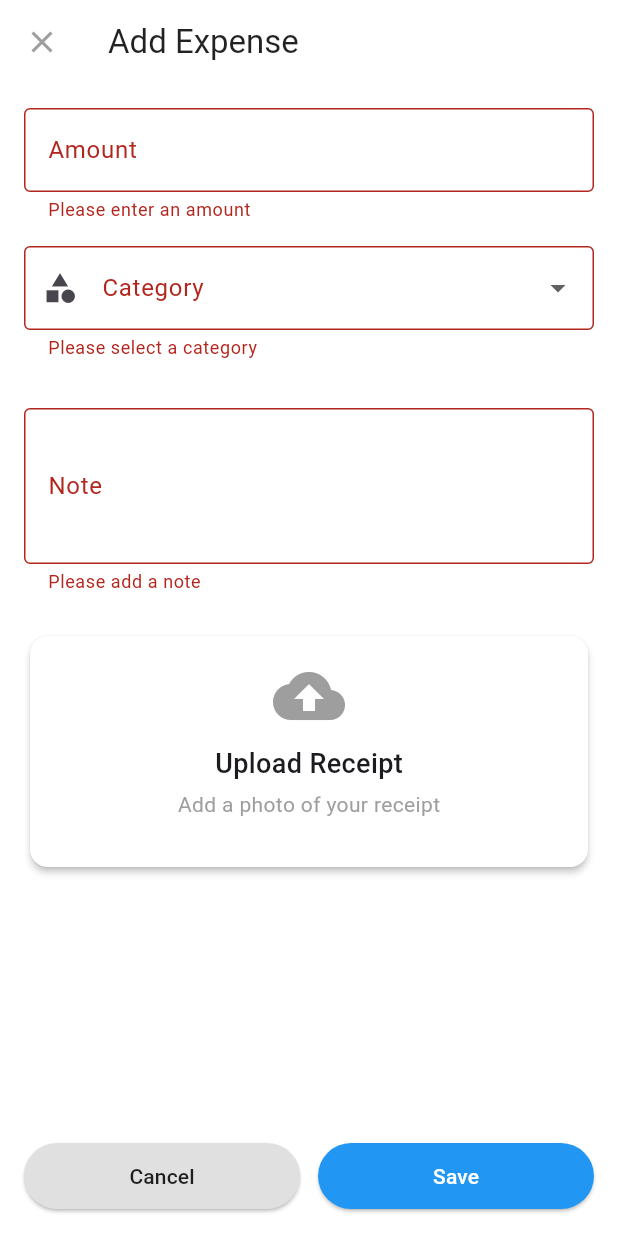
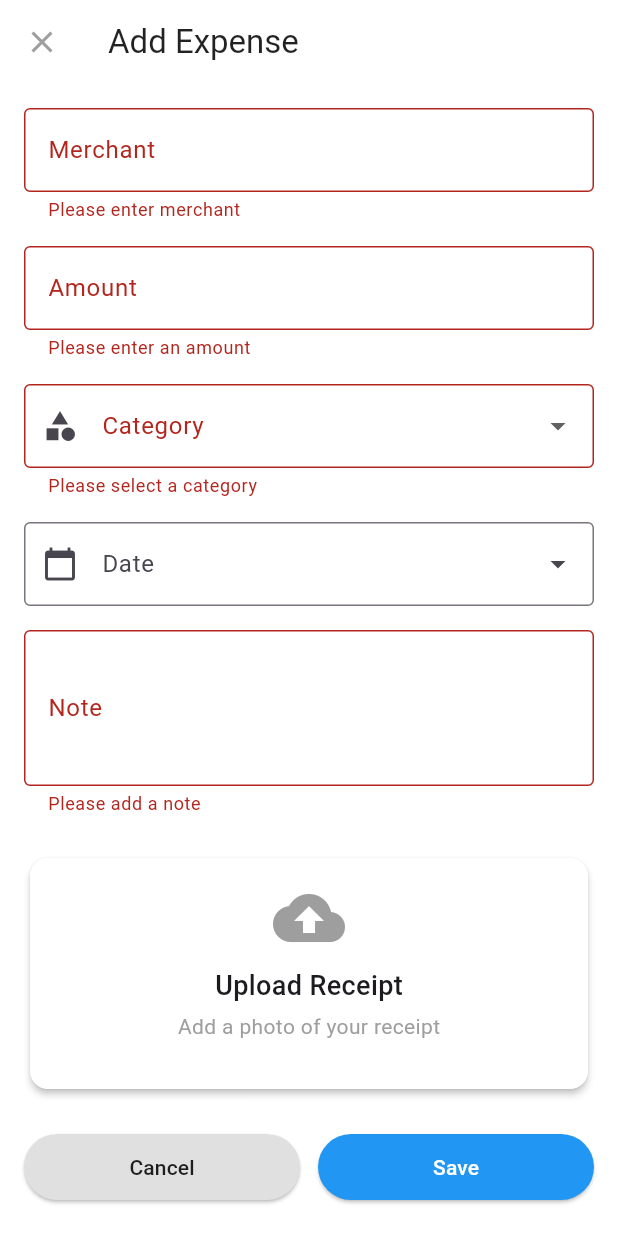
Before and after one commit to vprabhu/flutter-expense-tracker, a Flutter app: the AddExpenseScreen screen opened directly, after a tap on "Save", on a phone screen of 412 x 824 dp. Run offline on Flutter 3.47's test engine with Material 3 defaults, Android fonts, the phone set to English and light mode, and no system bars.

```diff
--- a/lib/app.dart
+++ b/lib/app.dart
@@ -13,6 +13,7 @@ class ExpensesApp extends StatelessWidget {
   Widget build(BuildContext context) {
     return MaterialApp(
       title: 'Expenses',
+      debugShowCheckedModeBanner: false,
       theme: ThemeData(
         primarySwatch: Colors.blue,
         scaffoldBackgroundColor: Colors.white,
--- a/lib/screens/add_expenses_screen.dart
+++ b/lib/screens/add_expenses_screen.dart
@@ -1,3 +1,4 @@
+import 'package:expense_tracker/model/expense.dart';
 import 'package:flutter/material.dart';
 
 // AddExpenseScreen: Full-screen modal for adding new expense
@@ -10,13 +11,13 @@ class AddExpenseScreen extends StatefulWidget {
 }
 
 class _AddExpenseScreenState extends State<AddExpenseScreen> {
-  final _formKey = GlobalKey<FormState>(); // For form validation
+  final _formKey = GlobalKey<FormState>();
+  final _merchantController = TextEditingController();
   final _amountController = TextEditingController();
   final _noteController = TextEditingController();
   String? _selectedCategory;
   DateTime? _selectedDate;
-  // File? _receiptImage; // For uploaded receipt image
-
+  // File? _receiptImage;
   // Categories for dropdown (matching design data)
   final List<String> _categories = ['Grocery', 'Gas', 'Movie', 'Electricity', 'Clothing'];
 
@@ -57,7 +58,7 @@ class _AddExpenseScreenState extends State<AddExpenseScreen> {
   }*/
 
   // Functionality: Save expense - validate form, then pop with success
-  void _saveExpense() {
+ /* void _saveExpense() {
     if (_formKey.currentState!.validate()) {
       // Simulate saving (in real app, add to database/list)
       ScaffoldMessenger.of(context).showSnackBar(
@@ -65,8 +66,22 @@ class _AddExpenseScreenState extends State<AddExpenseScreen> {
       );
       Navigator.of(context).pop(true); // Return true to trigger refresh in parent
     }
+  }*/
+  void _saveExpense() {
+    if (_formKey.currentState!.validate()) {
+      final newExpense = Expense(
+        title: _merchantController.text.trim(),
+        category: _selectedCategory!,
+        amount: double.parse(_amountController.text),
+        icon: Icons.shopping_bag, // Default; customize based on category
+        color: Colors.blue[300],
+        date: _selectedDate!,
+        note: _noteController.text.trim(),
+        // imagePath: _receiptImage?.path,
+      );
+      Navigator.of(context).pop(newExpense);
     }
-
+  }
   // Functionality: Cancel - pop without saving
   void _cancel() {
     Navigator.of(context).pop();
@@ -86,10 +101,21 @@ class _AddExpenseScreenState extends State<AddExpenseScreen> {
         padding: const EdgeInsets.all(16.0),
         child: Form(
           key: _formKey,
+          child: SingleChildScrollView(
             child: Column(
               crossAxisAlignment: CrossAxisAlignment.stretch,
               children: [
-              // Amount Field: TextFormField with $ prefix and numeric validation
+                // Merchant Field
+                TextFormField(
+                  controller: _merchantController,
+                  decoration: const InputDecoration(
+                    labelText: 'Merchant',
+                    border: OutlineInputBorder(),
+                  ),
+                  validator: (value) => value?.trim().isEmpty ?? true ? 'Please enter merchant' : null,
+                ),
+                const SizedBox(height: 16),
+                // Amount Field
                 TextFormField(
                   controller: _amountController,
                   keyboardType: TextInputType.numberWithOptions(decimal: true),
@@ -99,12 +125,9 @@ class _AddExpenseScreenState extends State<AddExpenseScreen> {
                     border: OutlineInputBorder(),
                   ),
                   validator: (value) {
-                  if (value == null || value.isEmpty) {
-                    return 'Please enter an amount';
-                  }
-                  if (double.tryParse(value) == null || double.parse(value) <= 0) {
-                    return 'Please enter a valid amount';
-                  }
+                    if (value == null || value.isEmpty) return 'Please enter an amount';
+                    final amt = double.tryParse(value);
+                    if (amt == null || amt <= 0) return 'Please enter a valid amount';
                     return null;
                   },
                 ),
@@ -117,31 +140,26 @@ class _AddExpenseScreenState extends State<AddExpenseScreen> {
                     prefixIcon: Icon(Icons.category),
                     border: OutlineInputBorder(),
                   ),
-                items: _categories.map((category) {
-                  return DropdownMenuItem(value: category, child: Text(category));
-                }).toList(),
-                onChanged: (value) {
-                  setState(() {
-                    _selectedCategory = value;
-                  });
-                },
+                  items: _categories.map((category) => DropdownMenuItem(value: category, child: Text(category))).toList(),
+                  onChanged: (value) => setState(() => _selectedCategory = value),
                   validator: (value) => value == null ? 'Please select a category' : null,
                 ),
                 const SizedBox(height: 16),
-              // Date Picker Field
-              // InputDatePickerFormField(
-              //   initialDate: _selectedDate ?? DateTime.now(),
-              //   firstDate: DateTime(2000),
-              //   lastDate: DateTime(2100),
-              //   lastDateBuilder: (context, date) => Text('${date.month}/${date.day}/${date.year}'),
-              //   onDateSubmitted: (date) => setState(() => _selectedDate = date),
-              //   onDateSaved: (date) => setState(() => _selectedDate = date),
-              //   decoration: const InputDecoration(
-              //     labelText: 'mm/dd/yyyy',
-              //     prefixIcon: Icon(Icons.calendar_today),
-              //     border: OutlineInputBorder(),
-              //   ),
-              // ),
+                // Date Field
+                TextFormField(
+                  readOnly: true,
+                  decoration: InputDecoration(
+                    labelText: 'Date',
+                    prefixIcon: const Icon(Icons.calendar_today),
+                    border: const OutlineInputBorder(),
+                    suffixIcon: IconButton(
+                      icon: const Icon(Icons.arrow_drop_down),
+                      onPressed: _pickDate,
+                    ),
+                  ),
+                  // controller: TextEditingController(text: DateFormat('MMMM d, yyyy').format(_selectedDate!)),
+                  validator: (value) => _selectedDate == null ? 'Please select a date' : null,
+                ),
                 const SizedBox(height: 16),
                 // Note Field
                 TextFormField(
@@ -180,8 +198,8 @@ class _AddExpenseScreenState extends State<AddExpenseScreen> {
                     ),
                   ),
                 ),
-              const Spacer(),
-              // Bottom Buttons: Cancel and Save
+                const SizedBox(height: 24),
+                // Bottom Buttons
                 Row(
                   children: [
                     Expanded(
@@ -213,11 +231,12 @@ class _AddExpenseScreenState extends State<AddExpenseScreen> {
             ),
           ),
         ),
+      ),
     );
   }
-
   @override
   void dispose() {
+    _merchantController.dispose();
     _amountController.dispose();
     _noteController.dispose();
     super.dispose();
```
Also changed, not shown: lib/screens/expense_details_screen.dart (added, +337 -0 lines), lib/screens/home_screen.dart (+23 -3 lines). Lines whose indentation alone changed are shown as unchanged.
